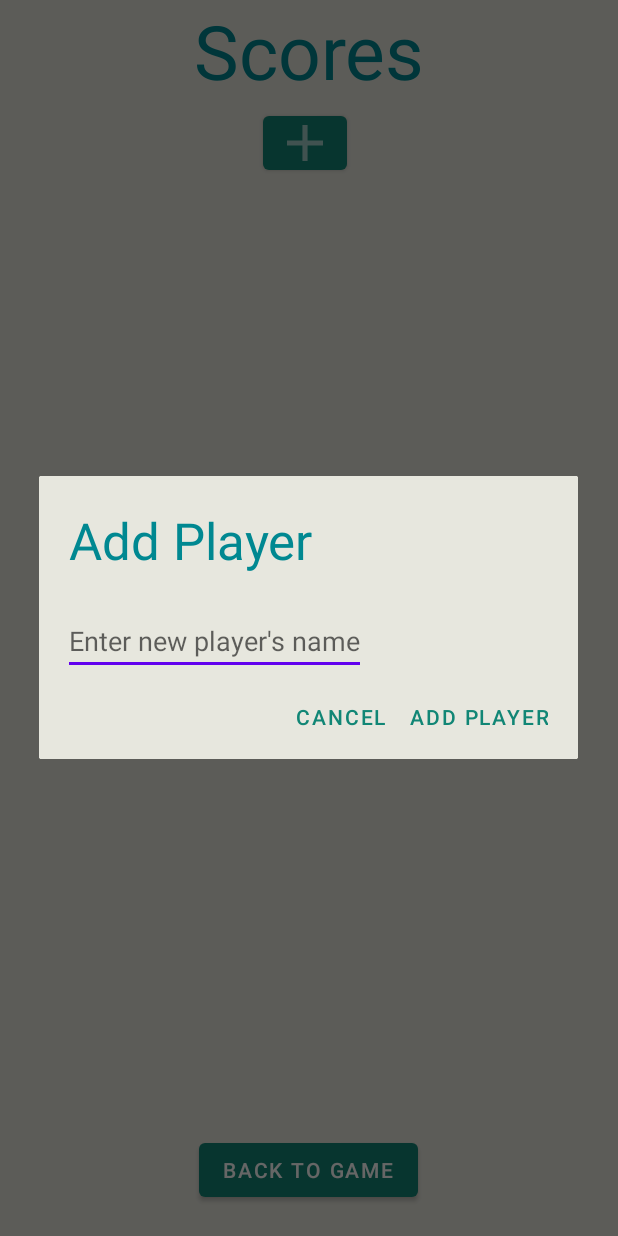
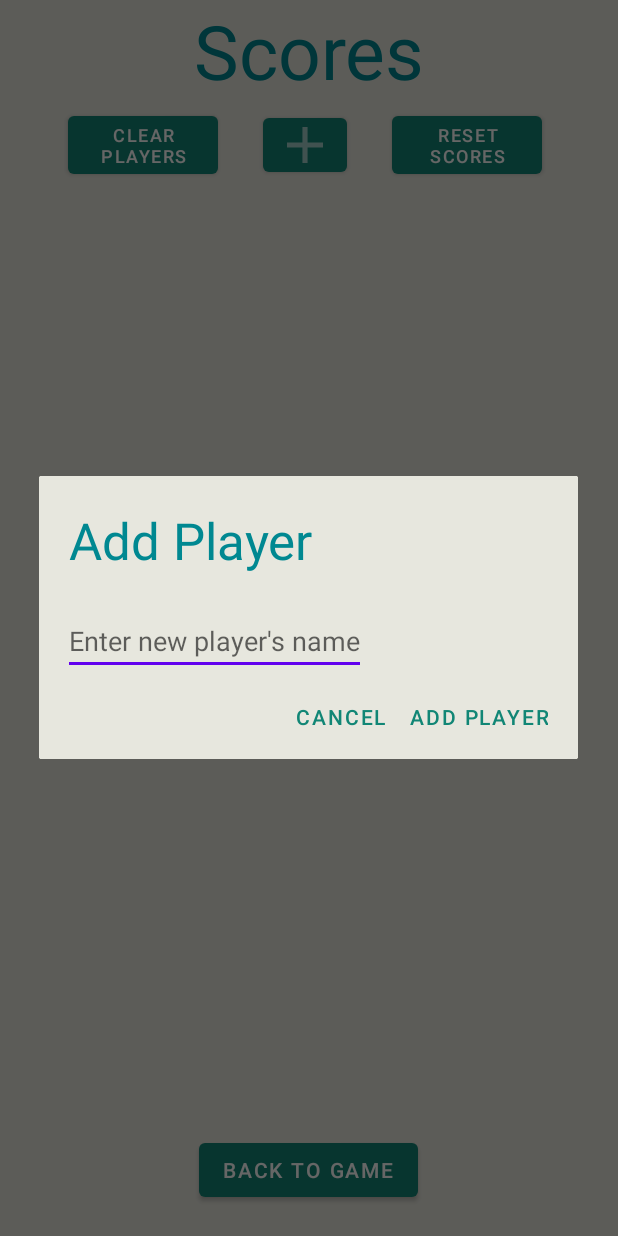
Before and after one commit to alexsidell/NotScattegoriesTM, an Android app: the PlayerScores screen opened directly, with no data from a screen before it, after a tap on an icon or button, on a phone screen of 412 x 824 dp. Run offline under Robolectric (Android 15) with nearby library versions, the phone set to English and light mode, and no system bars.

Commit message:
Added reset buttons

```diff
--- a/app/src/main/java/com/example/notscattergories/PlayerScores.java
+++ b/app/src/main/java/com/example/notscattergories/PlayerScores.java
@@ -22,6 +22,7 @@ import androidx.fragment.app.DialogFragment;
 
 import java.util.ArrayList;
 import java.util.HashMap;
+import java.util.Map;
 
 public class PlayerScores extends AppCompatActivity implements View.OnClickListener, AddPlayerDialog.AddPlayerDialogListener {
     HashMap<String, Integer> scores = new HashMap<String, Integer>();
@@ -37,9 +38,13 @@ public class PlayerScores extends AppCompatActivity implements View.OnClickListe
 
         Button back = findViewById(R.id.btnBackToGame);
         Button add_player = findViewById(R.id.btnAddPlayer);
+        Button reset_scores = findViewById(R.id.btnResetScores);
+        Button reset_players = findViewById(R.id.btnResetPlayers);
 
         back.setOnClickListener(this);
         add_player.setOnClickListener(this);
+        reset_scores.setOnClickListener(this);
+        reset_players.setOnClickListener(this);
         //For testing
         displayScores();
 
@@ -55,6 +60,12 @@ public class PlayerScores extends AppCompatActivity implements View.OnClickListe
             case R.id.btnAddPlayer:
                 //send pop up
                 addPlayer();
+                break;
+            case R.id.btnResetScores:
+                resetScores();
+                break;
+            case R.id.btnResetPlayers:
+                resetPlayers();
                 break;
             default:
                 int num = v.getId();
@@ -157,4 +168,19 @@ public class PlayerScores extends AppCompatActivity implements View.OnClickListe
         dialogFragment.getDialog().cancel();
     }
 
+    public void resetPlayers() {
+        playerList.clear();
+        displayScores();
+    }
+
+    public void resetScores() {
+        System.out.println("ETERR");
+        for (String key: playerList.keySet()) {
+            System.out.println("value before " + playerList.get(key));
+            playerList.put(key, 0);
+            System.out.println("value after" + playerList.get(key));
+        }
+        displayScores();
+    }
+
 }
--- a/app/src/main/res/layout/activity_scores.xml
+++ b/app/src/main/res/layout/activity_scores.xml
@@ -55,13 +55,39 @@
                 android:orientation="vertical">
             </LinearLayout>
 
+            <RelativeLayout
+                android:layout_width="match_parent"
+                android:layout_height="wrap_content">
+
                 <Button
                     android:id="@+id/btnAddPlayer"
                     android:layout_width="56dp"
                     android:layout_height="wrap_content"
                     android:layout_gravity="center"
+                    android:layout_centerInParent="true"
                     app:icon="@drawable/ic_add" />
 
+                <Button
+                    android:id="@+id/btnResetPlayers"
+                    android:layout_width="100dp"
+                    android:layout_height="wrap_content"
+                    android:layout_gravity="center"
+                    android:text="@string/reset_players"
+                    android:textSize="12sp"
+                    android:layout_toLeftOf="@id/btnAddPlayer"
+                    android:layout_marginRight="30dp"/>
+
+                <Button
+                    android:id="@+id/btnResetScores"
+                    android:layout_width="100dp"
+                    android:layout_height="wrap_content"
+                    android:layout_gravity="center"
+                    android:text="@string/reset_scores"
+                    android:textSize="12sp"
+                    android:layout_toRightOf="@id/btnAddPlayer"
+                    android:layout_marginLeft="30dp"/>
+
+            </RelativeLayout>
         </LinearLayout>
 
     </ScrollView>
--- a/app/src/main/res/values/strings.xml
+++ b/app/src/main/res/values/strings.xml
@@ -60,4 +60,7 @@
     <string name="no_of_cats_hint">Number Of Categories</string>
     <string name="SettingsConfirmStr">MAKE CHANGES</string>
     <string name="title_activity_animal_sound">AnimalSound</string>
+
+    <string name="reset_players">clear players</string>
+    <string name="reset_scores">reset scores</string>
 </resources>
```
Lines whose indentation alone changed are shown as unchanged.
